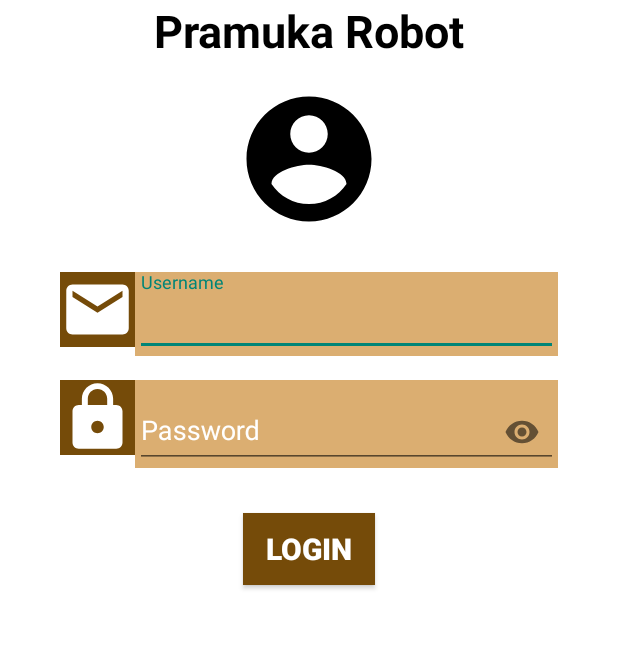
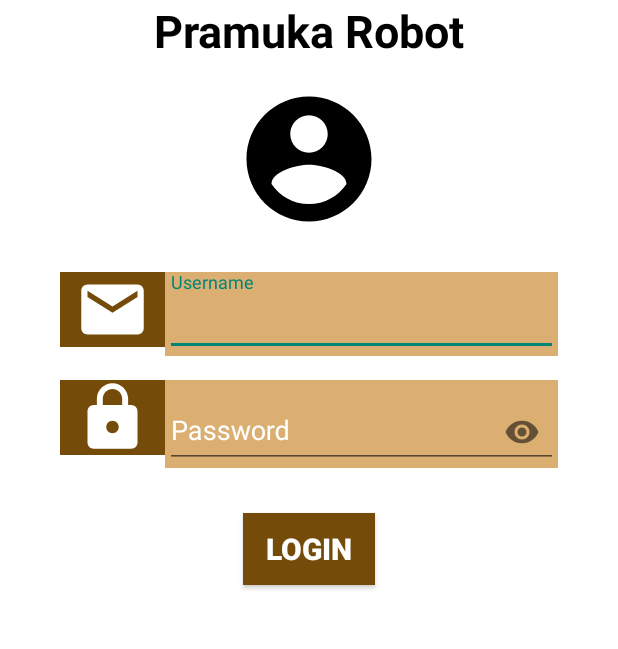
Before and after one commit to iamjue/PraBot, an Android app: the screen it shows after launch (LoginActivity), on a phone screen of 412 x 824 dp, the part 356-1005 px from its top. Run offline under Robolectric (Android 15) with nearby library versions, the phone set to English and light mode, and no system bars; our stand-ins replace Volley.

Commit message:
update activity_login vector

```diff
--- /dev/null
+++ b/app/src/main/res/drawable/ic_email_white_24dp.xml
@@ -0,0 +1,5 @@
+<vector android:height="24dp" android:tint="#FFFFFF"
+    android:viewportHeight="24.0" android:viewportWidth="24.0"
+    android:width="24dp" xmlns:android="http://schemas.android.com/apk/res/android">
+    <path android:fillColor="#FF000000" android:pathData="M20,4L4,4c-1.1,0 -1.99,0.9 -1.99,2L2,18c0,1.1 0.9,2 2,2h16c1.1,0 2,-0.9 2,-2L22,6c0,-1.1 -0.9,-2 -2,-2zM20,8l-8,5 -8,-5L4,6l8,5 8,-5v2z"/>
+</vector>
--- /dev/null
+++ b/app/src/main/res/drawable/ic_lock_white_24dp.xml
@@ -0,0 +1,5 @@
+<vector android:height="24dp" android:tint="#FFFFFF"
+    android:viewportHeight="24.0" android:viewportWidth="24.0"
+    android:width="24dp" xmlns:android="http://schemas.android.com/apk/res/android">
+    <path android:fillColor="#FF000000" android:pathData="M18,8h-1L17,6c0,-2.76 -2.24,-5 -5,-5S7,3.24 7,6v2L6,8c-1.1,0 -2,0.9 -2,2v10c0,1.1 0.9,2 2,2h12c1.1,0 2,-0.9 2,-2L20,10c0,-1.1 -0.9,-2 -2,-2zM12,17c-1.1,0 -2,-0.9 -2,-2s0.9,-2 2,-2 2,0.9 2,2 -0.9,2 -2,2zM15.1,8L8.9,8L8.9,6c0,-1.71 1.39,-3.1 3.1,-3.1 1.71,0 3.1,1.39 3.1,3.1v2z"/>
+</vector>
--- a/app/src/main/res/layout/activity_login.xml
+++ b/app/src/main/res/layout/activity_login.xml
@@ -49,10 +49,10 @@
         android:orientation="horizontal">
 
         <ImageView
-            android:layout_width="50dp"
+            android:layout_width="70dp"
             android:layout_height="50dp"
             android:background="@color/colorBgicon"
-            android:src="@drawable/ic_email_white_45dp" />
+            android:src="@drawable/ic_email_white_24dp" />
 
         <android.support.design.widget.TextInputLayout
             android:layout_width="match_parent"
@@ -81,10 +81,10 @@
         android:layout_below="@id/linear_layout_username">
 
         <ImageView
-            android:layout_width="50dp"
+            android:layout_width="70dp"
             android:layout_height="50dp"
             android:background="@color/colorBgicon"
-            android:src="@drawable/ic_lock_white_45dp" />
+            android:src="@drawable/ic_lock_white_24dp" />
 
         <android.support.design.widget.TextInputLayout
             android:layout_width="match_parent"
```
